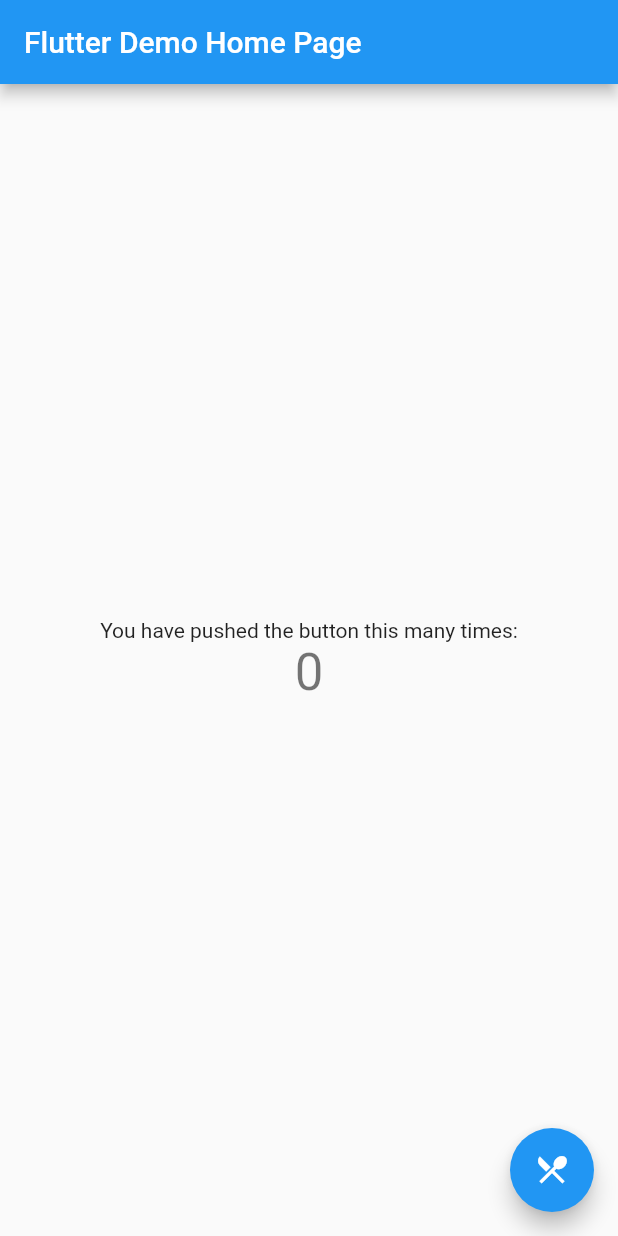
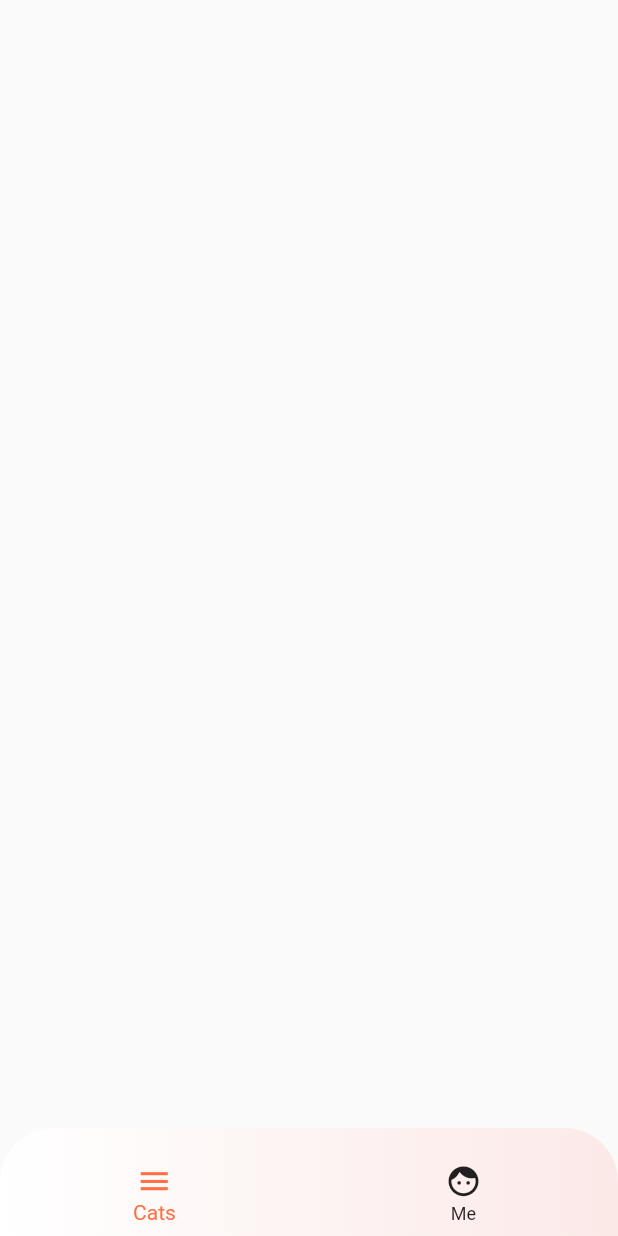
Before and after one commit to tahaali54/cat_task, a Flutter app: the screen it shows after launch, on a phone screen of 412 x 824 dp. Run offline on Flutter 3.47's test engine with Material 2 defaults, Android fonts, the light colour scheme and no system bars.

Commit message:
Add bottom nav bar

```diff
--- a/lib/main.dart
+++ b/lib/main.dart
@@ -12,105 +12,52 @@
   @override
   Widget build(BuildContext context) {
     return MaterialApp(
-      title: 'Flutter Demo',
+      title: 'Cat Task',
       theme: ThemeData(
-        // This is the theme of your application.
-        //
-        // Try running your application with "flutter run". You'll see the
-        // application has a blue toolbar. Then, without quitting the app, try
-        // changing the primarySwatch below to Colors.green and then invoke
-        // "hot reload" (press "r" in the console where you ran "flutter run",
-        // or simply save your changes to "hot reload" in a Flutter IDE).
-        // Notice that the counter didn't reset back to zero; the application
-        // is not restarted.
         primarySwatch: Colors.blue,
       ),
-      home: const MyHomePage(title: 'Flutter Demo Home Page'),
+      home: const Home(),
     );
   }
 }
 
-class MyHomePage extends StatefulWidget {
-  const MyHomePage({Key? key, required this.title}) : super(key: key);
-
-  // This widget is the home page of your application. It is stateful, meaning
-  // that it has a State object (defined below) that contains fields that affect
-  // how it looks.
-
-  // This class is the configuration for the state. It holds the values (in this
-  // case the title) provided by the parent (in this case the App widget) and
-  // used by the build method of the State. Fields in a Widget subclass are
-  // always marked "final".
-
-  final String title;
-
-  @override
-  State<MyHomePage> createState() => _MyHomePageState();
-}
-
-class _MyHomePageState extends State<MyHomePage> {
-  int _counter = 0;
-
-  void _incrementCounter() {
-    setState(() {
-      // This call to setState tells the Flutter framework that something has
-      // changed in this State, which causes it to rerun the build method below
-      // so that the display can reflect the updated values. If we changed
-      // _counter without calling setState(), then the build method would not be
-      // called again, and so nothing would appear to happen.
-      _counter++;
-    });
-  }
+class Home extends StatelessWidget {
+  const Home({Key? key}) : super(key: key);
 
   @override
   Widget build(BuildContext context) {
-    // This method is rerun every time setState is called, for instance as done
-    // by the _incrementCounter method above.
-    //
-    // The Flutter framework has been optimized to make rerunning build methods
-    // fast, so that you can just rebuild anything that needs updating rather
-    // than having to individually change instances of widgets.
     return Scaffold(
-      appBar: AppBar(
-        // Here we take the value from the MyHomePage object that was created by
-        // the App.build method, and use it to set our appbar title.
-        title: Text(widget.title),
-      ),
-      body: Center(
-        // Center is a layout widget. It takes a single child and positions it
-        // in the middle of the parent.
-        child: Column(
-          // Column is also a layout widget. It takes a list of children and
-          // arranges them vertically. By default, it sizes itself to fit its
-          // children horizontally, and tries to be as tall as its parent.
-          //
-          // Invoke "debug painting" (press "p" in the console, choose the
-          // "Toggle Debug Paint" action from the Flutter Inspector in Android
-          // Studio, or the "Toggle Debug Paint" command in Visual Studio Code)
-          // to see the wireframe for each widget.
-          //
-          // Column has various properties to control how it sizes itself and
-          // how it positions its children. Here we use mainAxisAlignment to
-          // center the children vertically; the main axis here is the vertical
-          // axis because Columns are vertical (the cross axis would be
-          // horizontal).
-          mainAxisAlignment: MainAxisAlignment.center,
-          children: <Widget>[
-            const Text(
-              'You have pushed the button this many times:',
+      body: Container(),
+      bottomNavigationBar: Container(
+        decoration: const BoxDecoration(
+            gradient: LinearGradient(
+              stops: [0.0, 1.0],
+              colors: [
+                Color(0xFFFFFFFF),
+                Color(0xFFFBE9E7),
+              ],
             ),
-            Text(
-              '$_counter',
-              style: Theme.of(context).textTheme.headline4,
-            ),
-          ],
+            borderRadius: BorderRadius.only(
+              topLeft: Radius.circular(36),
+              topRight: Radius.circular(36),
+            )),
+        child: Padding(
+          padding: const EdgeInsets.only(top: 16),
+          child: BottomNavigationBar(
+            currentIndex: 0,
+            selectedItemColor: const Color(0xFFFF6F43),
+            unselectedItemColor: const Color(0xDE000000),
+            backgroundColor: Colors.transparent,
+            elevation: 0,
+            items: const [
+              BottomNavigationBarItem(
+                  icon: Icon(SelfTableIcons.menu), label: 'Cats'),
+              BottomNavigationBarItem(
+                  icon: Icon(SelfTableIcons.face), label: 'Me'),
+            ],
+          ),
         ),
       ),
-      floatingActionButton: FloatingActionButton(
-        onPressed: _incrementCounter,
-        tooltip: 'Increment',
-        child: const Icon(SelfTableIcons.restaurant_menu),
-      ), // This trailing comma makes auto-formatting nicer for build methods.
     );
   }
 }
```
